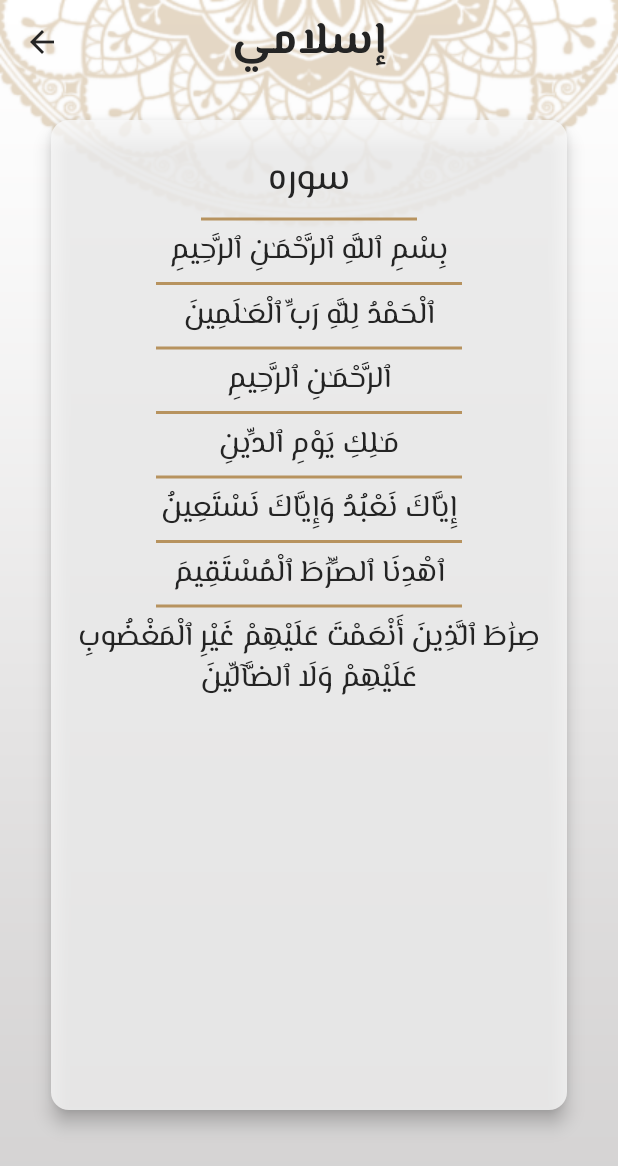
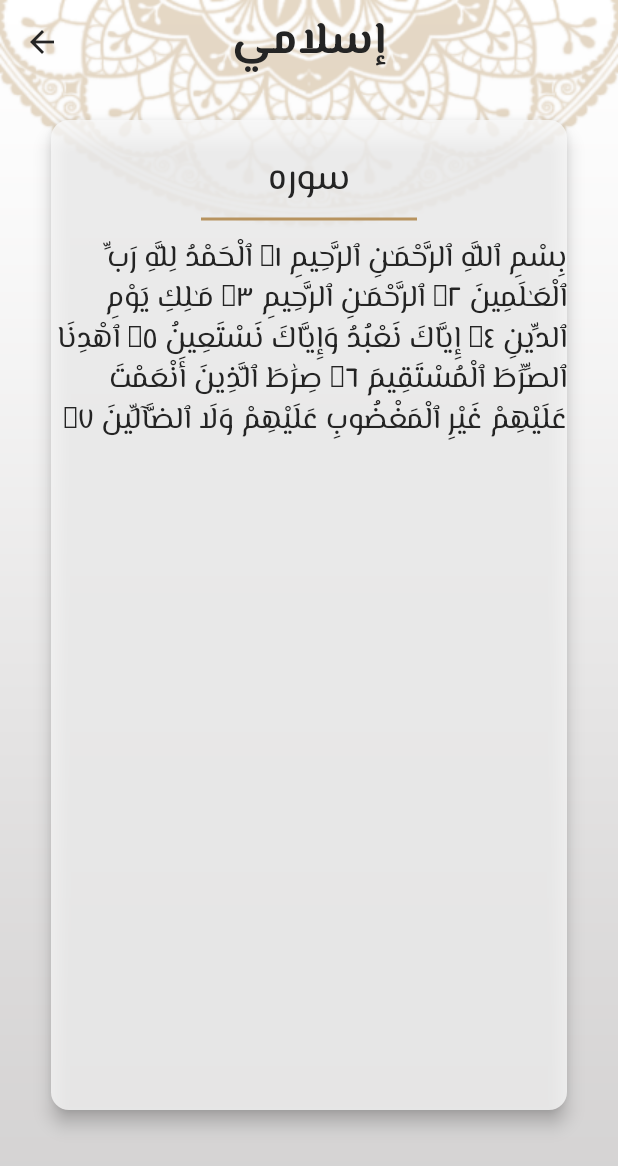
Before and after one commit to Eng0F4res/Islami, a Flutter app: the SoraDetailz screen opened directly with empty values, on a phone screen of 412 x 824 dp. Shown: the top 1166 px of the screen. Run offline on Flutter 3.47's test engine with Material 3 defaults, Android fonts, the phone set to English and light mode, and no system bars; our stand-ins replace google_fonts; generated files the repository leaves out were written again; project files that could hold a hidden picture were left out.

Commit message:
Sora tab style changed

```diff
--- a/lib/Sora_detailz.dart
+++ b/lib/Sora_detailz.dart
@@ -20,8 +20,17 @@ class _SoraDetailzState extends State<SoraDetailz> {
     String file = await rootBundle.loadString(
         'assets/files/quran/sura_${(index + 1).toString().padLeft(3, '0')}.txt'
     );
-    List<String> lines = file.split('\n');
-    verses = lines;
+    List<String> lines = file.trim().split('\n');
+    List<String> formattedLines = [];
+
+    for (int i = 0; i < lines.length; i++) {
+      String formattedLine = lines[i].trim();
+      formattedLine += ' \u06DD${_toArabicNumber(i + 1)}'; // ۝ + Arabic number
+      formattedLines.add(formattedLine);
+    }
+
+    String allLines = formattedLines.join(' ');
+    verses = [allLines];
     setState(() {});
   }
 
@@ -74,26 +83,24 @@ class _SoraDetailzState extends State<SoraDetailz> {
                         endIndent: 100,
                       ),
                       Expanded(
-                        child: ListView.separated(
+                        child: ListView.builder(
                           itemBuilder: (context, index) {
-                            return Text(
-                              '${verses[index]}',
-                              textDirection: TextDirection.rtl,
-                              textAlign: TextAlign.center,
-                              style: Theme.of(context).textTheme.bodySmall
-                                  ?.copyWith(fontFamily: 'AmiriQuran',color: isDark? MyThemeData.Cyellow:MyThemeData.Cblack,),
+                            return Padding(
+                              padding: const EdgeInsets.symmetric(vertical: 5),
+                              child: Text(
+                                verses[index], // This is the single long string
+                                textDirection: TextDirection.rtl,
+                                textAlign: TextAlign.right,
+                                style: Theme.of(context).textTheme.bodySmall?.copyWith(
+                                  fontFamily: 'AmiriQuran',
+                                  color: isDark ? MyThemeData.Cyellow : MyThemeData.Cblack,
+                                ),
+                              ),
                             );
                           },
-                          separatorBuilder: (context, index) {
-                            return Divider(
-                              thickness: 2,
-                              endIndent: 70,
-                              indent: 70,
-                            );
-                          },
-                          itemCount: verses.length,
+                          itemCount: verses.length, // This is 1
                         ),
-                      ),
+                      )
                     ],
                   ),
                 ),
@@ -104,4 +111,8 @@ class _SoraDetailzState extends State<SoraDetailz> {
       ),
     );
   }
+  String _toArabicNumber(int number) {
+    const arabicNumbers = ['٠','١','٢','٣','٤','٥','٦','٧','٨','٩'];
+    return number.toString().split('').map((e) => arabicNumbers[int.parse(e)]).join();
+  }
 }
```
